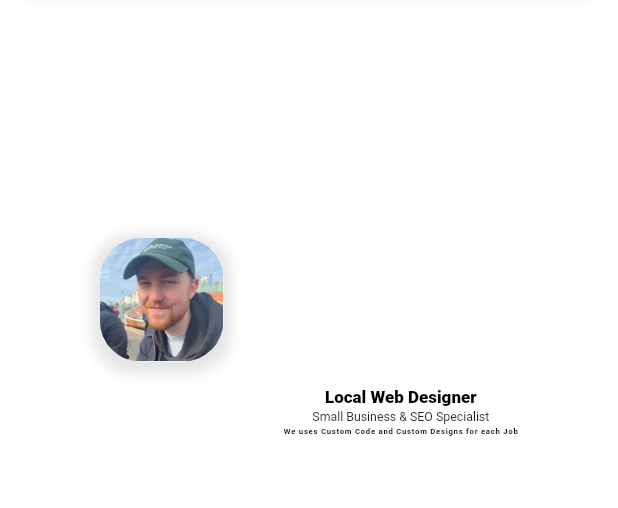
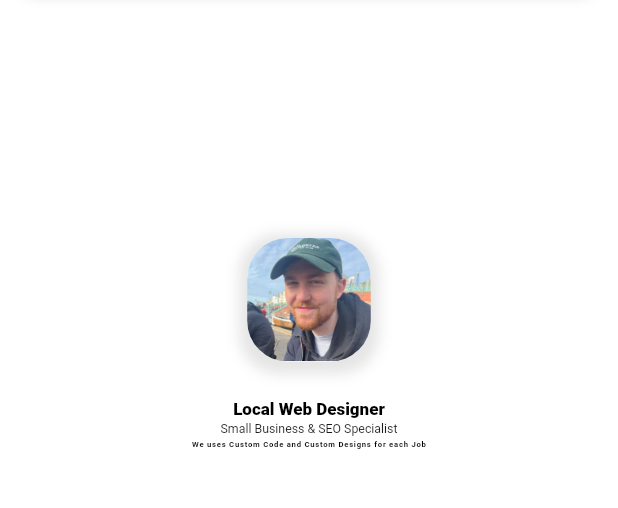
Before and after one commit to jackparse14/dwd-website, a Flutter app: the screen it shows after launch, on a phone screen of 412 x 824 dp, the part 161-669 px from its top. Run offline on Flutter 3.47's test engine with Material 3 defaults, Android fonts, the phone set to English and light mode, and no system bars; our stand-ins replace google_fonts; Roboto replaces fonts that are missing (Oxanium).

Commit message:
Made Landing page content move for responsiveness

```diff
--- a/lib/pages/landing.dart
+++ b/lib/pages/landing.dart
@@ -1,27 +1,53 @@
 import 'package:dwd_website/constants/colors.dart';
+import 'package:dwd_website/constants/info.dart';
 import 'package:flutter/material.dart';
 
 class LandingPage extends StatelessWidget {
   @override
   Widget build(BuildContext context) {
     final Size screenSize = MediaQuery.sizeOf(context);
-    final double screenWidth = screenSize.width;
-
-    final double containerWidth = screenWidth * 0.2; // 40% of screen width
-    final double imageRadius = screenWidth * 0.1; // Adjust for responsiveness
-    final double textSize = screenWidth * 0.025; // Adjust text size
-
-    final double sizedBoxHeight = screenSize.height * 0.2;
+    //final bool isLargeScreen = screenSize.width > AppInfo.mediumScreen + 100;
+    final bool isMedScreen = screenSize.width > AppInfo.smallScreen;
 
     return SizedBox(
       child: Column(
         children: [
           SizedBox(
             height: screenSize.height - 200,
-            child: Row(
+            child: isMedScreen
+                ? Row(
                     mainAxisAlignment: MainAxisAlignment.center,
                     children: [
-                Column(
+                      MainLandingPhoto(),
+                      const SizedBox(
+                        width: 40,
+                      ),
+                      MainLandingText(),
+                    ],
+                  )
+                : Column(
+                    children: [
+                      MainLandingPhoto(),
+                      MainLandingText(0.03),
+                    ],
+                  ),
+          ),
+        ],
+      ),
+      width: double.infinity,
+    );
+  }
+}
+
+class MainLandingPhoto extends StatelessWidget {
+  @override
+  Widget build(BuildContext context) {
+    final Size screenSize = MediaQuery.sizeOf(context);
+    final double screenWidth = screenSize.width;
+    final double containerWidth = screenWidth * 0.2;
+    final double imageRadius = screenWidth * 0.1;
+    final double sizedBoxHeight = screenSize.height * 0.2;
+    return Column(
       children: [
         SizedBox(
           height: sizedBoxHeight * 0.4,
@@ -54,11 +80,20 @@ class LandingPage extends StatelessWidget {
           ),
         ),
       ],
-                ),
-                const SizedBox(
-                  width: 40,
-                ),
-                Flexible(
+    );
+  }
+}
+
+class MainLandingText extends StatelessWidget {
+  final double sizedBoxHeightMultiplier;
+  MainLandingText([this.sizedBoxHeightMultiplier = 0.2]);
+  @override
+  Widget build(BuildContext context) {
+    final Size screenSize = MediaQuery.sizeOf(context);
+    final double screenWidth = screenSize.width;
+    final double sizedBoxHeight = screenSize.height * sizedBoxHeightMultiplier;
+    final double textSize = screenWidth * 0.025;
+    return Flexible(
       child: Column(
         children: [
           SizedBox(
@@ -87,13 +122,6 @@ class LandingPage extends StatelessWidget {
           ),
         ],
       ),
-                ),
-              ],
-            ),
-          ),
-        ],
-      ),
-      width: double.infinity,
     );
   }
 }
```
Lines whose indentation alone changed are shown as unchanged.
